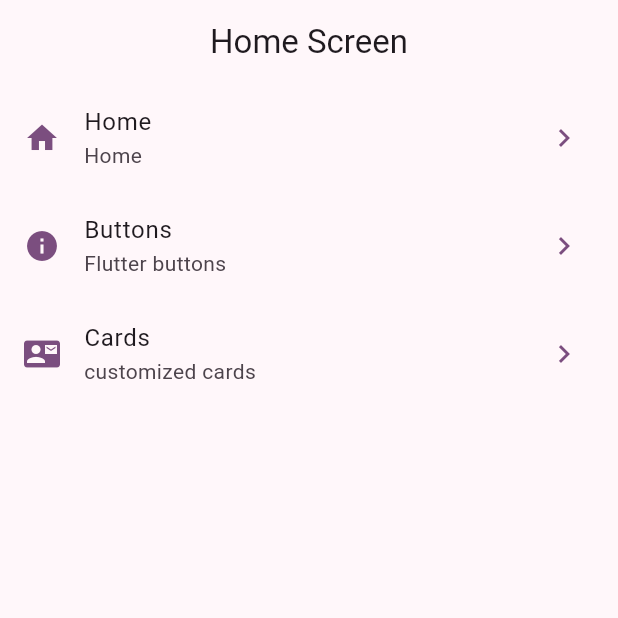
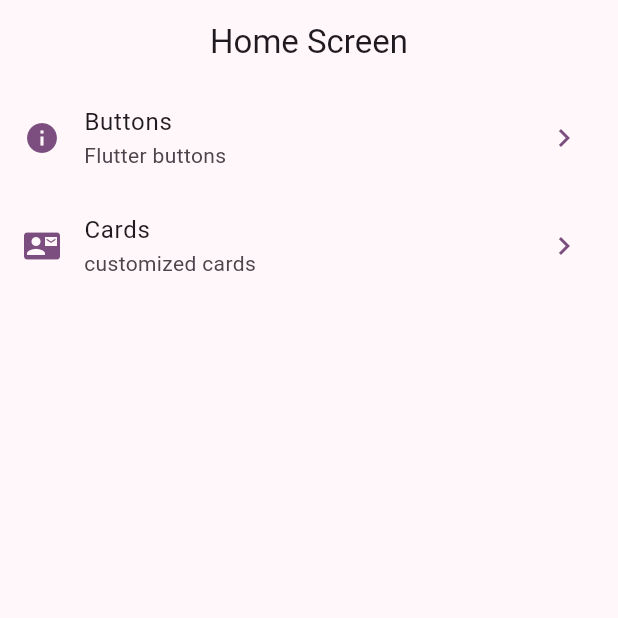
Before and after one commit to Darkv1c/widgets_app, a Flutter app: the screen it shows after launch, on a phone screen of 412 x 824 dp, the top half of it. Run offline on Flutter 3.47's test engine with Material 3 defaults, Android fonts, the phone set to English and light mode, and no system bars; our stand-ins replace go_router.

Commit message:
create cards and buttons routes

```diff
--- a/lib/config/menu/menu_item.dart
+++ b/lib/config/menu/menu_item.dart
@@ -15,7 +15,6 @@ class MenuItem {
 }
 
 final List<MenuItem> menuItems = [
-  MenuItem(title: 'Home', subtitle: 'Home', route: '/', icon: Icons.home),
   MenuItem(
     title: 'Buttons',
     subtitle: 'Flutter buttons',
--- a/lib/config/router/app_router.dart
+++ b/lib/config/router/app_router.dart
@@ -4,8 +4,20 @@ import 'package:widgets_app/presentations/screens/screens.dart';
 final appRouter = GoRouter(
   initialLocation: '/',
   routes: [
-    GoRoute(path: '/', builder: (context, state) => HomeScreen()),
-    GoRoute(path: '/buttons', builder: (context, state) => ButtonsScreen()),
-    GoRoute(path: '/cards', builder: (context, state) => CardsScreen()),
+    GoRoute(
+      path: '/',
+      name: HomeScreen.name,
+      builder: (context, state) => HomeScreen(),
+    ),
+    GoRoute(
+      path: '/buttons',
+      name: ButtonsScreen.name,
+      builder: (context, state) => ButtonsScreen(),
+    ),
+    GoRoute(
+      path: '/cards',
+      name: CardsScreen.name,
+      builder: (context, state) => CardsScreen(),
+    ),
   ],
 );
--- a/lib/presentations/screens/buttons_screen.dart
+++ b/lib/presentations/screens/buttons_screen.dart
@@ -1,6 +1,8 @@
 import 'package:flutter/material.dart';
 
 class ButtonsScreen extends StatelessWidget {
+  static const String name = 'buttons_screen';
+
   const ButtonsScreen({super.key});
 
   @override
--- a/lib/presentations/screens/cards_screen.dart
+++ b/lib/presentations/screens/cards_screen.dart
@@ -1,6 +1,8 @@
 import 'package:flutter/material.dart';
 
 class CardsScreen extends StatelessWidget {
+  static const String name = 'cards_screen';
+
   const CardsScreen({super.key});
 
   @override
--- a/lib/presentations/screens/home_screen.dart
+++ b/lib/presentations/screens/home_screen.dart
@@ -3,6 +3,8 @@ import 'package:go_router/go_router.dart';
 import 'package:widgets_app/config/menu/menu_item.dart';
 
 class HomeScreen extends StatelessWidget {
+  static const String name = 'home_screen';
+
   const HomeScreen({super.key});
 
   @override
```
